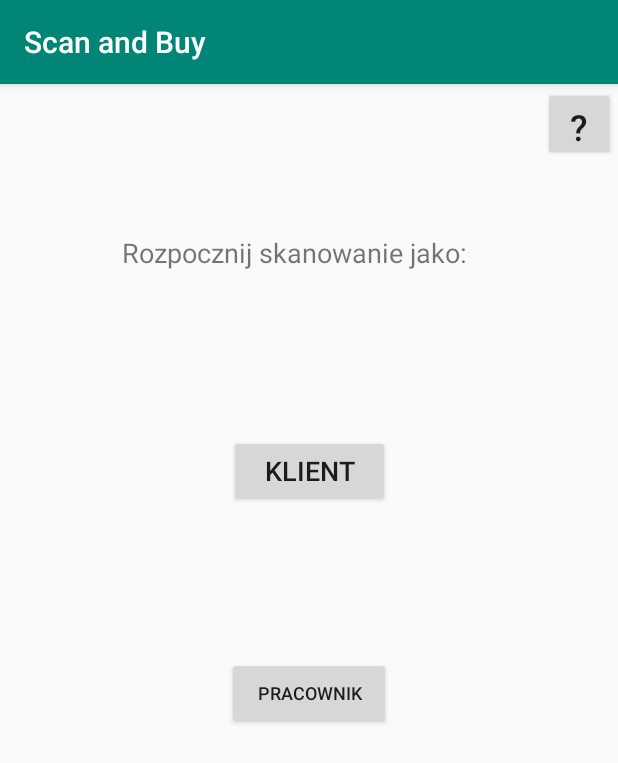
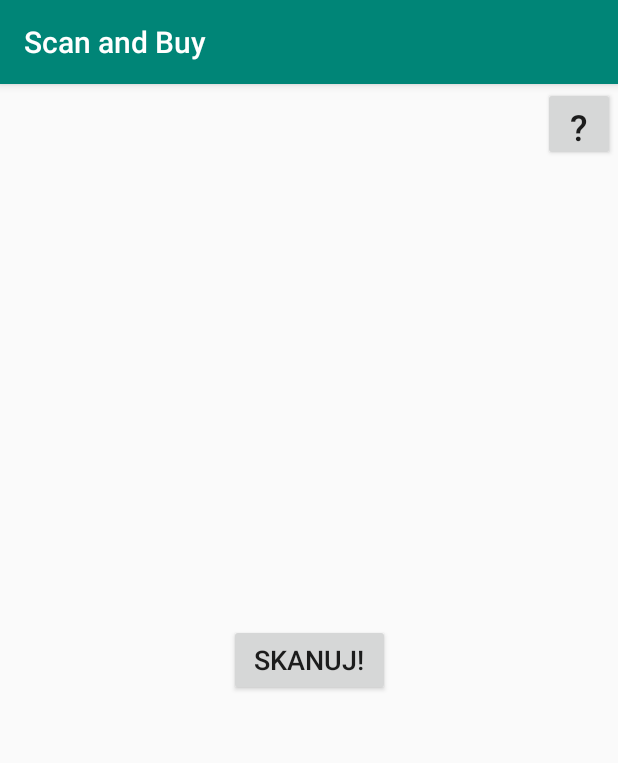
Before and after one commit to ad-swiderek/Scan-and-Buy-Licencjat, an Android app: the screen it shows after launch (MainActivity), on a phone screen of 412 x 824 dp. Shown: the top 763 px of the screen. Run offline under Robolectric (Android 15) with nearby library versions, the light colour scheme and no system bars.

Commit message:
qr generator

```diff
--- a/app/src/main/res/layout/activity_cart.xml
+++ b/app/src/main/res/layout/activity_cart.xml
@@ -40,7 +40,7 @@
         <TextView
             android:id="@+id/totalAmountTV"
             android:layout_width="0dp"
-            android:layout_height="30dp"
+            android:layout_height="49dp"
             android:layout_marginStart="16dp"
             android:layout_marginLeft="16dp"
             android:layout_marginTop="25dp"
--- a/app/src/main/res/layout/activity_main.xml
+++ b/app/src/main/res/layout/activity_main.xml
@@ -7,49 +7,21 @@
     tools:context=".MainActivity">
 
     <Button
-        android:id="@+id/staffBtn"
-        android:layout_width="109dp"
-        android:layout_height="wrap_content"
-        android:layout_marginStart="8dp"
-        android:layout_marginLeft="8dp"
-        android:layout_marginTop="100dp"
-        android:layout_marginEnd="8dp"
-        android:layout_marginRight="8dp"
-        android:text="Pracownik"
-        android:textSize="12sp"
-        app:layout_constraintEnd_toEndOf="parent"
-        app:layout_constraintStart_toStartOf="parent"
-        app:layout_constraintTop_toBottomOf="@+id/customerBtn" />
-
-    <TextView
-        android:id="@+id/textView"
-        android:layout_width="250dp"
-        android:layout_height="34dp"
-        android:layout_marginStart="8dp"
-        android:layout_marginLeft="8dp"
-        android:layout_marginTop="100dp"
-        android:layout_marginEnd="8dp"
-        android:layout_marginRight="8dp"
-        android:text="Rozpocznij skanowanie jako:"
-        android:textSize="18sp"
-        app:layout_constraintEnd_toEndOf="parent"
-        app:layout_constraintStart_toStartOf="parent"
-        app:layout_constraintTop_toTopOf="parent" />
-
-    <Button
         android:id="@+id/customerBtn"
         android:layout_width="107dp"
         android:layout_height="wrap_content"
         android:layout_marginStart="8dp"
         android:layout_marginLeft="8dp"
-        android:layout_marginTop="100dp"
+        android:layout_marginTop="8dp"
         android:layout_marginEnd="8dp"
         android:layout_marginRight="8dp"
-        android:text="Klient"
+        android:layout_marginBottom="8dp"
+        android:text="SKANUJ!"
         android:textSize="18sp"
+        app:layout_constraintBottom_toBottomOf="parent"
         app:layout_constraintEnd_toEndOf="parent"
         app:layout_constraintStart_toStartOf="parent"
-        app:layout_constraintTop_toBottomOf="@+id/textView" />
+        app:layout_constraintTop_toTopOf="parent" />
 
     <Button
         android:id="@+id/helpBtn"
```
Also changed, not shown: app/src/main/AndroidManifest.xml (+15 -4 lines), app/src/main/java/com/example/adrian/myapplication/CartActivity.java (+20 -2 lines), app/src/main/java/com/example/adrian/myapplication/MainActivity.java (+10 -23 lines), app/src/main/java/com/example/adrian/myapplication/ProductDetailsActivity.java (+16 -12 lines), app/src/main/java/com/example/adrian/myapplication/QRCodePayment.java (added, +40 -0 lines), app/src/main/res/layout/activity_qrcode_payment.xml (added, +54 -0 lines).
